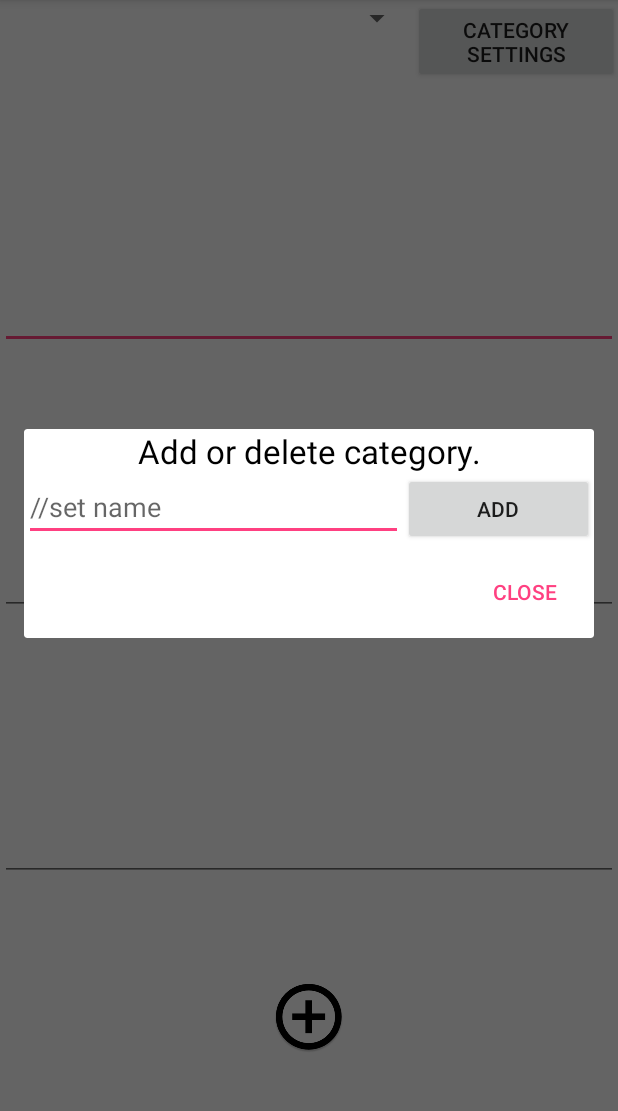
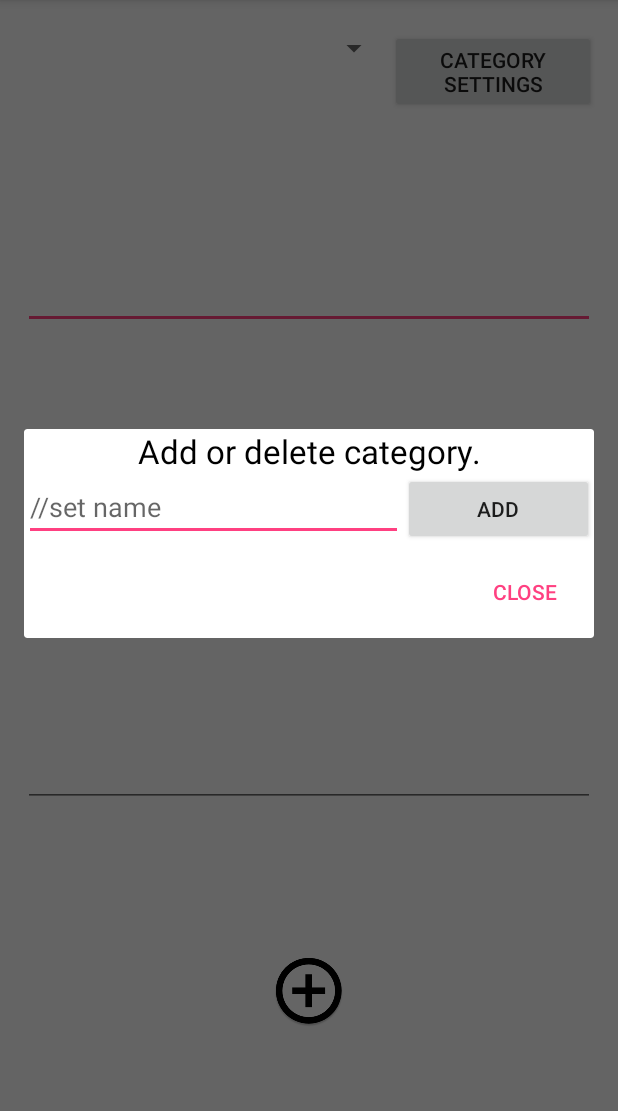
Before and after one commit to mkruczek/Learn, an Android app: the screen it shows after launch (AddQuestionActivity), after a tap on "CATEGORY SETTINGS", on a phone screen of 412 x 824 dp, the part 84-1195 px from its top. Run offline under Robolectric (Android 15) with nearby library versions, the phone set to English and light mode, and no system bars; libraries missing offline, so code that uses them is left out: org.greenrobot.greendao; 11 statements that could not run were skipped.

Commit message:
add question to db

```diff
--- a/app/src/main/res/layout/activity_add_question.xml
+++ b/app/src/main/res/layout/activity_add_question.xml
@@ -9,6 +9,9 @@
 
     <LinearLayout
         android:layout_width="match_parent"
+        android:layout_marginTop="20dp"
+        android:layout_marginRight="15dp"
+        android:layout_marginLeft="15dp"
         android:layout_height="wrap_content"
         android:orientation="horizontal">
 
@@ -33,28 +36,32 @@
         android:id="@+id/editText_question"
         android:layout_width="match_parent"
         android:layout_height="wrap_content"
-        android:layout_weight="1"
+        android:layout_weight="0.5"
         android:ems="10"
+        android:layout_margin="15dp"
         android:inputType="textPersonName" />
 
     <EditText
         android:id="@+id/editText_answer"
         android:layout_width="match_parent"
         android:layout_height="wrap_content"
-        android:layout_weight="1"
+        android:layout_weight="0.5"
         android:ems="10"
+        android:layout_margin="15dp"
         android:inputType="textPersonName" />
 
     <EditText
         android:id="@+id/editText_description"
         android:layout_width="match_parent"
         android:layout_height="wrap_content"
-        android:layout_weight="1"
+        android:layout_weight="0.5"
         android:ems="10"
+        android:layout_margin="15dp"
         android:inputType="textPersonName" />
 
     <ImageButton
         android:id="@+id/imageButton_addQuestion"
+        android:onClick="addQuestion"
         android:layout_width="match_parent"
         android:layout_height="wrap_content"
         android:layout_weight="1"
```
Also changed, not shown: app/src/main/java/pl/michalkruczek/learn/AddQuestionActivity.java (+31 -1 lines).
